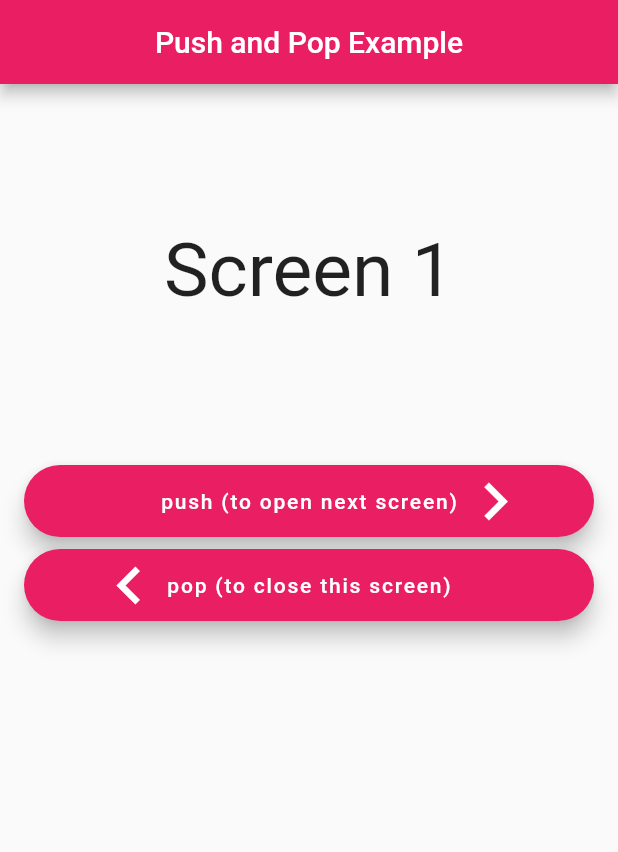
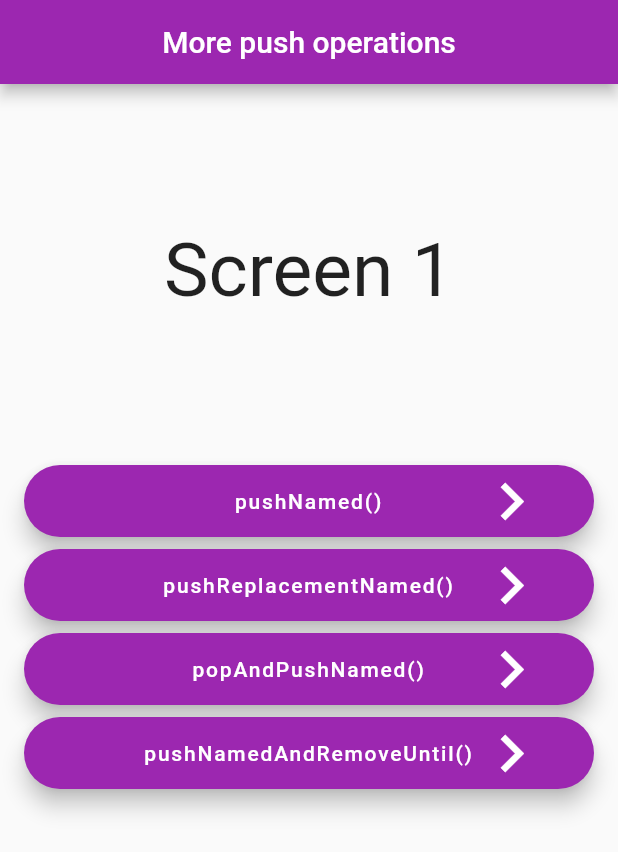
Before and after one commit to jumail-utm/navigation_push_pop, a Flutter app: the screen it shows after launch, on a phone screen of 412 x 824 dp. Shown: the top 852 px of the screen. Run offline on Flutter 3.47's test engine with Material 2 defaults, Android fonts, the phone set to English and light mode, and no system bars.

Commit message:
pushNamed() vs pushReplacementNamedpop()

```diff
--- a/lib/main.dart
+++ b/lib/main.dart
@@ -1,15 +1,15 @@
-import 'dart:math';
-
 import 'package:flutter/material.dart';
 
 void main() => runApp(MaterialApp(
       title: 'navigation push and pop',
       debugShowCheckedModeBanner: false,
-      theme: ThemeData(primarySwatch: Colors.pink),
+      theme: ThemeData(primarySwatch: Colors.purple),
       onGenerateRoute: generateRoute,
     ));
 
 Route<dynamic> generateRoute(settings) {
+  // print('in Router: ${settings.arguments}');
+
   switch (settings.name) {
     case '/':
     case '/screen1':
@@ -35,6 +35,13 @@ Route<dynamic> generateRoute(settings) {
           nextRoute: null,
         ),
       );
+    case '/replacement':
+      return MaterialPageRoute(
+        builder: (_) => Screen(
+          title: 'Replacement',
+          nextRoute: null,
+        ),
+      );
   }
 
   return null;
@@ -49,7 +56,7 @@ class Screen extends StatelessWidget {
   Widget build(BuildContext context) {
     return Scaffold(
       appBar: AppBar(
-        title: Text('Push and Pop Example'),
+        title: Text('More push operations'),
         centerTitle: true,
       ),
       body: ListView(
@@ -63,13 +70,55 @@ class Screen extends StatelessWidget {
           if (nextRoute != null)
             _Button(
               showNext: true,
-              caption: 'push (to open next screen)',
-              onPressed: () => Navigator.pushNamed(context, nextRoute),
+              caption: 'pushNamed()',
+              onPressed: () async {
+                final result = await Navigator.pushNamed(context, nextRoute,
+                    arguments: 'args sent from $title pushNamed');
+
+                print('In "$title pushNamed", receiving "$result"');
+              },
             ),
           _Button(
-            showPrevious: true,
-            caption: 'pop (to close this screen)',
-            onPressed: () => Navigator.pop(context),
+            showNext: true,
+            caption: 'pushReplacementNamed()',
+            onPressed: () async {
+              final result = await Navigator.pushReplacementNamed(
+                context,
+                '/replacement',
+                arguments: 'args sent from $title pushReplacementNamed',
+                result: 'result from $title',
+              );
+
+              print('In "$title pushReplacementNamed", receiving "$result"');
+            },
+          ),
+          _Button(
+            showNext: true,
+            caption: 'popAndPushNamed()',
+            onPressed: () async {
+              final result = await Navigator.popAndPushNamed(
+                context,
+                '/replacement',
+                arguments: 'args sent from $title pushReplacementNamed',
+                result: 'result from $title',
+              );
+
+              print('In "$title popAnPushNamed", receiving "$result"');
+            },
+          ),
+          _Button(
+            showNext: true,
+            caption: 'pushNamedAndRemoveUntil()',
+            onPressed: () async {
+              final result = await Navigator.pushNamedAndRemoveUntil(
+                context,
+                '/replacement',
+                ModalRoute.withName('/screen1'),
+                arguments: 'args sent from $title pushNamedAndRemoveUntil',
+              );
+
+              print('In "$title pushNamedAndRemoveUntil", receiving "$result"');
+            },
           ),
         ],
       ),
@@ -97,7 +146,12 @@ class _Button extends StatelessWidget {
               showPrevious != null ? Icons.navigate_before : null,
               size: 50,
             ),
-            Text(caption),
+            SizedBox(
+                width: 220,
+                child: Text(
+                  caption,
+                  textAlign: TextAlign.center,
+                )),
             Icon(
               showNext != null ? Icons.navigate_next : null,
               size: 50,
```
